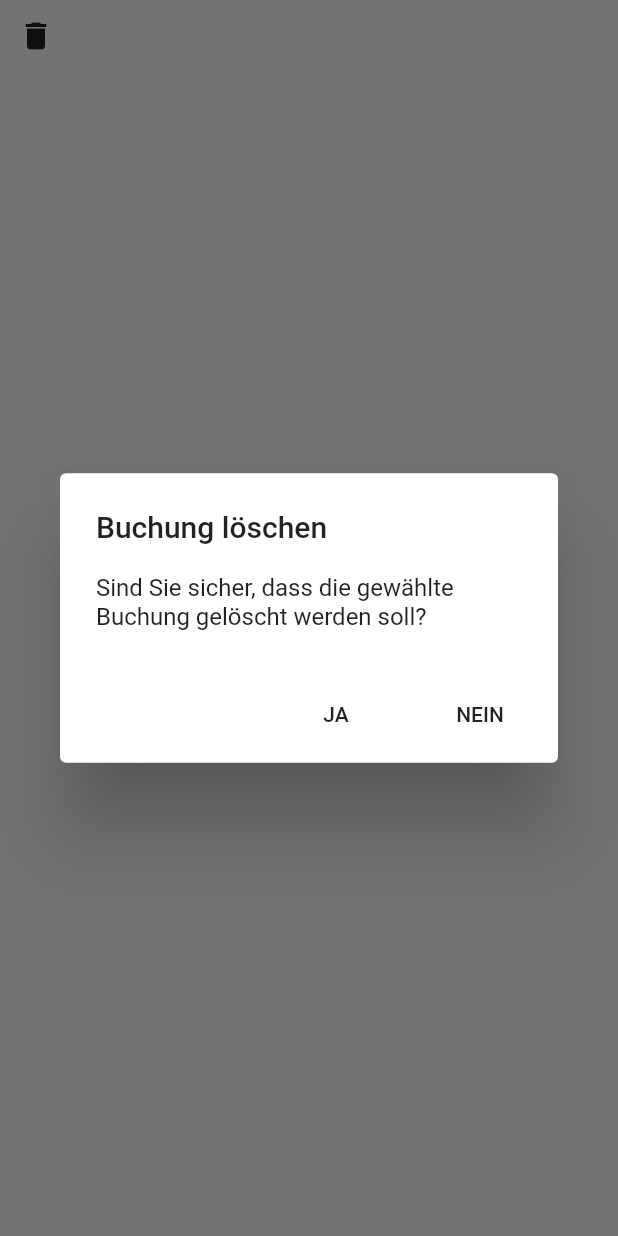
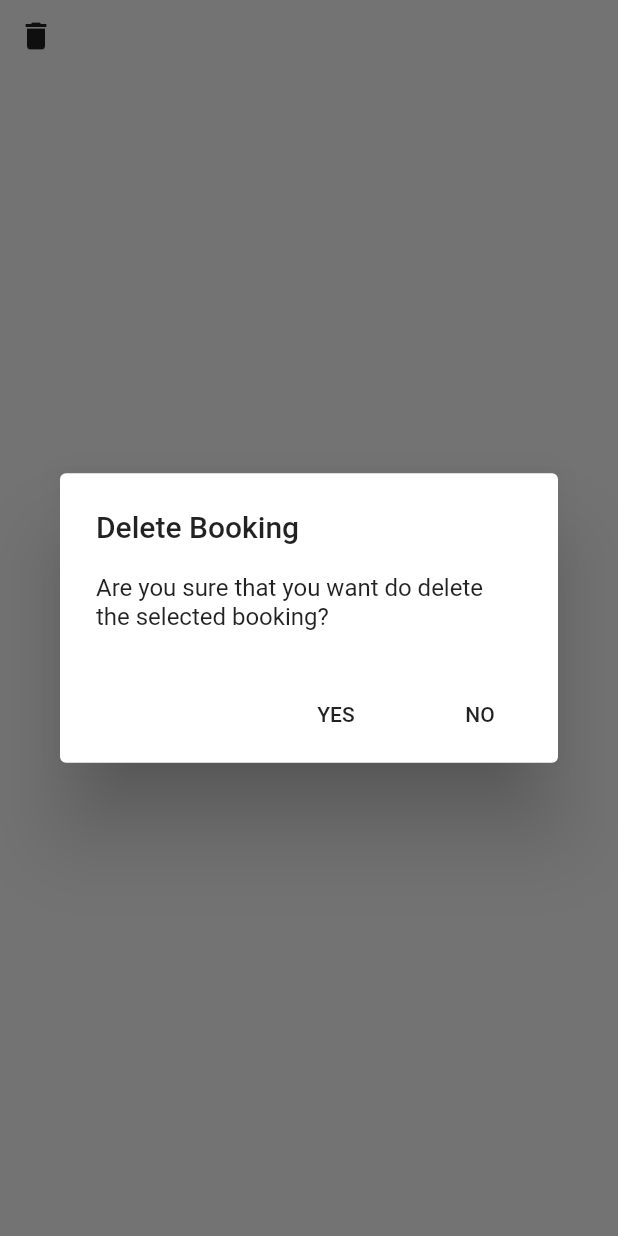
Before and after one commit to dasdware/dw-ticket-pos, a Flutter app: the DeleteBookingButton widget shown alone on an empty page, opened directly, after a tap on the "delete" icon, on a phone screen of 412 x 824 dp. Run offline on Flutter 3.47's test engine with Material 2 defaults, Android fonts, the light colour scheme and no system bars.

Commit message:
more translations to english

```diff
--- a/lib/views/event_create_booking.dart
+++ b/lib/views/event_create_booking.dart
@@ -42,11 +42,7 @@ class _EventCreateBookingViewState extends State<EventCreateBookingView> {
       model: _booking,
       child: Scaffold(
         appBar: AppBar(
-          title: Text('Neue Ticketbuchung'),
-          // leading: InkWell(
-          //   child: Icon(Icons.arrow_back),
-          //   onTap: () => Navigator.of(context).pop(),
-          // ),
+          title: Text('New Ticket Booking'),
         ),
         body: Column(
           mainAxisAlignment: MainAxisAlignment.start,
@@ -58,7 +54,7 @@ class _EventCreateBookingViewState extends State<EventCreateBookingView> {
         floatingActionButton: (showFab)
             ? FloatingActionButton(
                 onPressed: () => commit(context),
-                tooltip: 'Tickets buchen',
+                tooltip: 'Book tickets',
                 child: Icon(Icons.check),
               )
             : null,
--- a/lib/views/event_home.dart
+++ b/lib/views/event_home.dart
@@ -57,7 +57,7 @@ class EventHomeView extends StatelessWidget {
                       MaterialPageRoute(
                           builder: (context) => EventCreateBookingView(event)));
                 },
-                tooltip: 'Neue Buchung',
+                tooltip: 'New ticket booking',
                 child: Icon(Icons.add),
               ),
             )),
--- a/lib/widgets/bookings_list.dart
+++ b/lib/widgets/bookings_list.dart
@@ -52,19 +52,19 @@ class DeleteBookingButton extends StatelessWidget {
       context: context,
       builder: (BuildContext context) {
         return AlertDialog(
-          title: Text('Buchung löschen'),
+          title: Text('Delete Booking'),
           content: Text(
-              'Sind Sie sicher, dass die gewählte Buchung gelöscht werden soll?'),
+              'Are you sure that you want do delete the selected booking?'),
           actions: [
             FlatButton(
-              child: Text('JA'),
+              child: Text('YES'),
               onPressed: () {
                 booking.delete();
                 Navigator.of(context).pop();
               },
             ),
             FlatButton(
-              child: Text('NEIN'),
+              child: Text('NO'),
               onPressed: () {
                 Navigator.of(context).pop();
               },
--- a/lib/widgets/ticket_list.dart
+++ b/lib/widgets/ticket_list.dart
@@ -51,7 +51,7 @@ class TicketListWidget extends StatelessWidget {
                         color: Colors.white,
                       ),
                       Text(
-                        'Neues Ticket',
+                        'New Ticket',
                         style: TextStyle(color: Colors.white),
                       ),
                     ],
@@ -93,19 +93,19 @@ class DeleteTicketButton extends StatelessWidget {
       context: context,
       builder: (BuildContext context) {
         return AlertDialog(
-          title: Text('Ticket löschen'),
+          title: Text('Delete ticket'),
           content: Text(
-              'Sind Sie sicher, dass das gewählte Ticket gelöscht werden soll?'),
+              'Are you sure that you want to delete the selected ticket?'),
           actions: [
             FlatButton(
-              child: Text('JA'),
+              child: Text('YES'),
               onPressed: () {
                 storage.deleteTicket(ticket);
                 Navigator.of(context).pop();
               },
             ),
             FlatButton(
-              child: Text('NEIN'),
+              child: Text('NO'),
               onPressed: () {
                 Navigator.of(context).pop();
               },
```
Also changed, not shown: lib/views/ticket_details.dart (+6 -6 lines).
